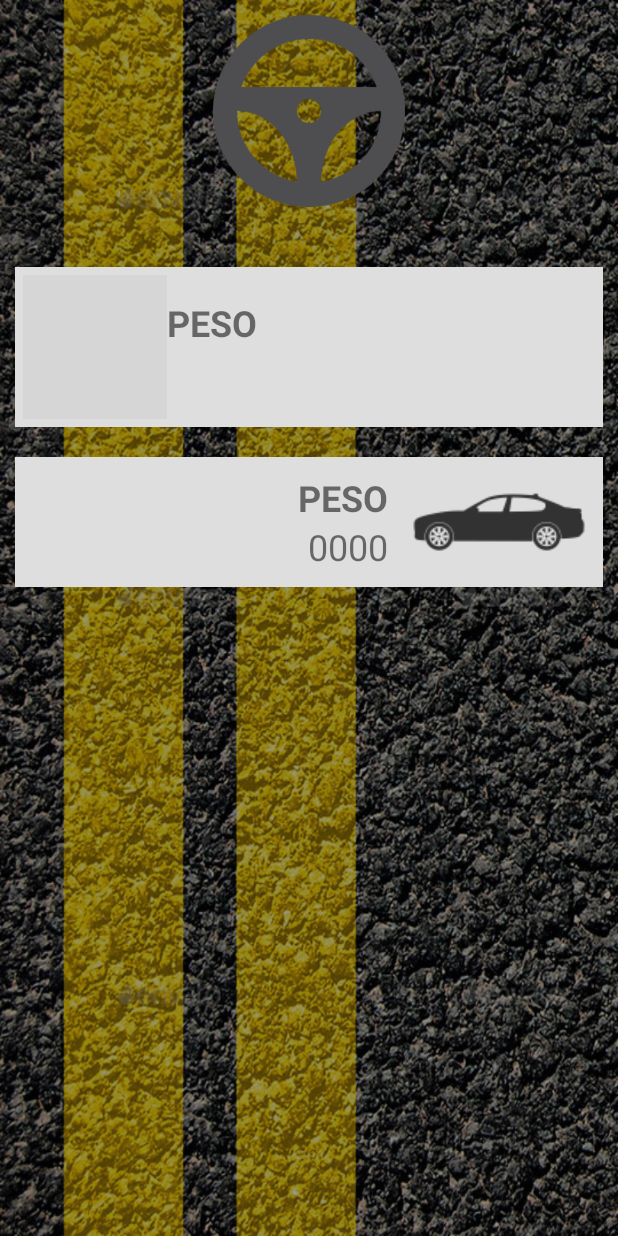
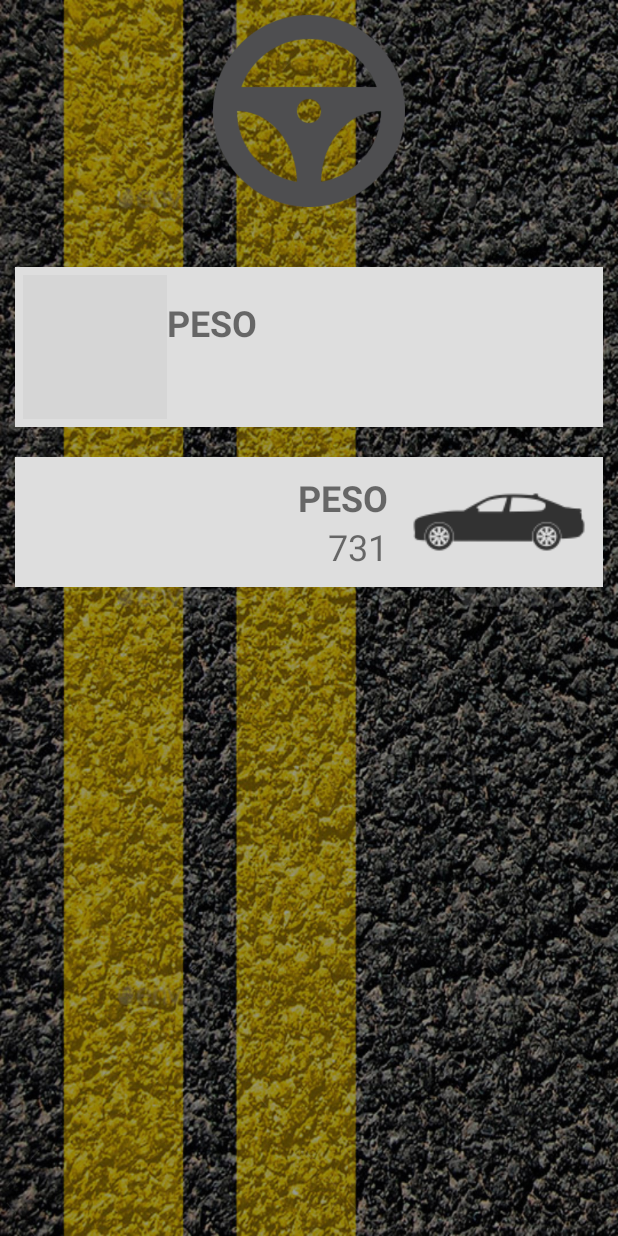
Before and after one commit to IshiYuudi/Portifolio_MobileProjs, an Android app: the PlayWeightActivity screen opened directly, with no data from a screen before it, on a phone screen of 412 x 824 dp. Run offline under Robolectric (Android 15) with nearby library versions, the phone set to English and light mode, and no system bars; 2 statements that could not run were skipped; grey boxes are pictures that could not be loaded.

Commit message:
Add files via upload

```diff
--- a/SuperTrunfo/app/src/main/java/androidstudio/yudi/supertrunfo/PlayWeightActivity.java
+++ b/SuperTrunfo/app/src/main/java/androidstudio/yudi/supertrunfo/PlayWeightActivity.java
@@ -19,7 +19,7 @@ public class PlayWeightActivity extends AppCompatActivity {
         setContentView(R.layout.playweight_screen);
         tv_valor = (TextView) findViewById(R.id.tv_valor);
         iv_computer = (ImageView) findViewById(R.id.iv_computer);
-        tv_weight_computer = (TextView) findViewById(R.id.tv_speedy_computer);
+        tv_weight_computer = (TextView) findViewById(R.id.tv_weight_computer);
         //
         Intent i = getIntent();
         Bundle valor = i.getExtras();
```
